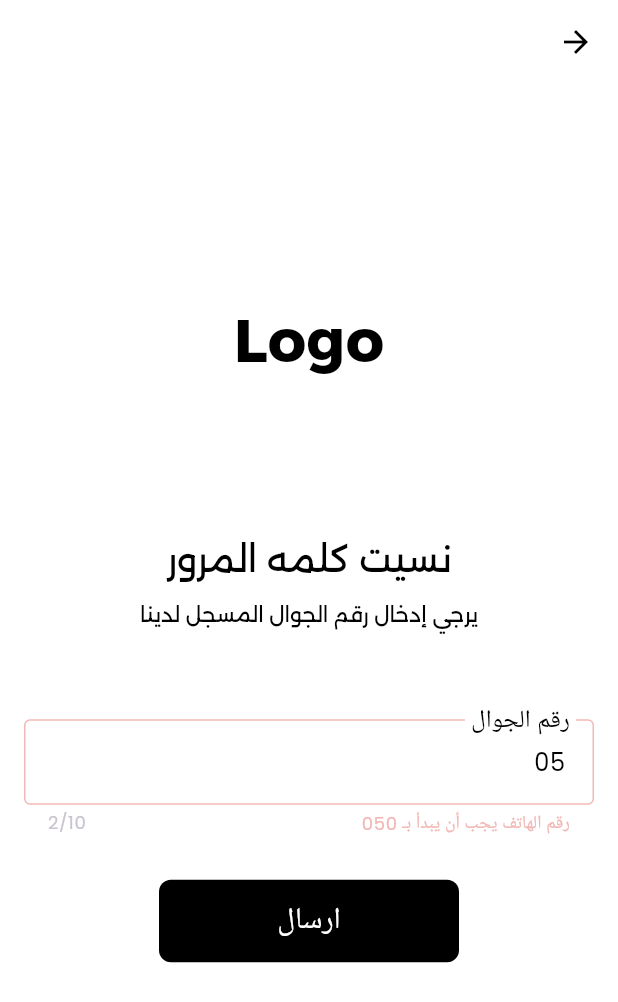
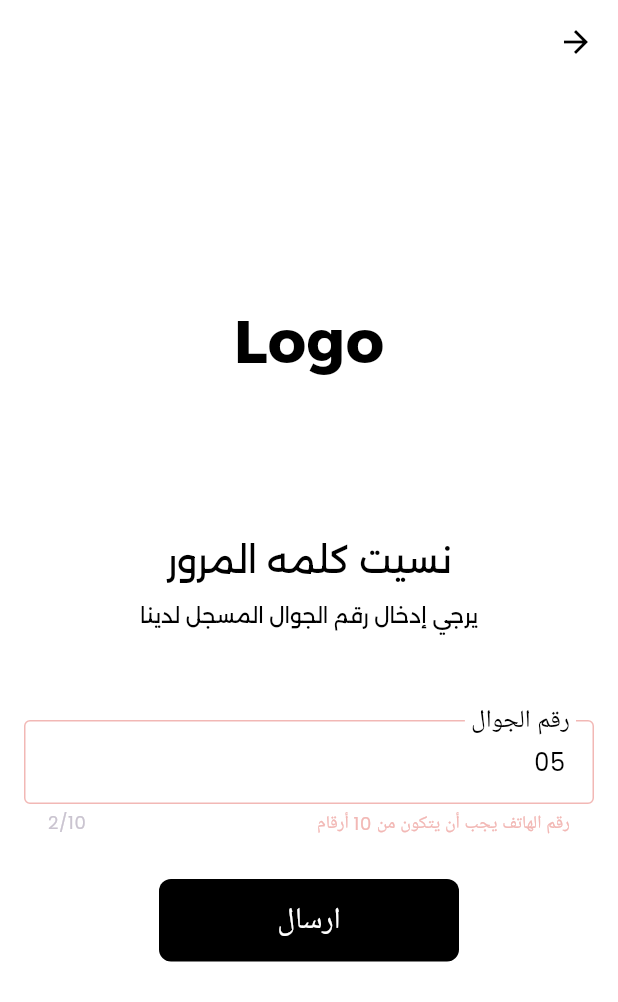
Before and after one commit to EslamElzaky/logo_traning, a Flutter app: the ForgetPassword screen opened by its route, after a tap on "ارسال", on a phone screen of 412 x 824 dp. Shown: the top 1002 px of the screen. Run offline on Flutter 3.47's test engine with Material 3 defaults, Android fonts, the phone set to English and light mode, and no system bars; our stand-ins replace bloc, carousel_slider, equatable, firebase_core, flutter_bloc, flutter_countdown_timer and 3 more; missing offline and left inert: offline_captcha; accounts and stored records are empty.

Commit message:
eidt bugs

```diff
--- a/lib/helper/api_servic.dart
+++ b/lib/helper/api_servic.dart
@@ -109,7 +109,7 @@ class ApiService {
   }
 
   Future<http.Response> forgetPassword(String phoneNumber) async {
-    final url = Uri.parse('$baseUrl/ar/Account/ForgetPassword');
+    final url = Uri.parse('$baseUrl/ar/Account/ForgotPassword');
     final response = await http.post(
       url,
       headers: headers,
--- a/lib/helper/custom_button.dart
+++ b/lib/helper/custom_button.dart
@@ -17,6 +17,7 @@ class CustomButton extends StatelessWidget {
   @override
   Widget build(BuildContext context) {
     return GestureDetector(
+
       onTap: onTap,
       child: Container(
         decoration: BoxDecoration(
--- a/lib/main.dart
+++ b/lib/main.dart
@@ -51,7 +51,7 @@ class MyApp extends StatelessWidget {
               'forgetPassword': (context) => ForgetPassword(),
               'resetpassword': (context) => ResetPassword(),
             },
-            initialRoute: 'homeView',
+            initialRoute:'loginpage' ,
           );
         },
       ),
--- a/lib/views/forget_password.dart
+++ b/lib/views/forget_password.dart
@@ -1,5 +1,6 @@
 import 'package:flutter/material.dart';
 import 'package:flutter/services.dart';
+import 'package:logo_app_traning/generated/l10n.dart';
 import 'package:logo_app_traning/helper/custom_button.dart';
 import 'package:logo_app_traning/helper/custom_text_field.dart';
 import 'package:logo_app_traning/helper/api_servic.dart';
@@ -25,9 +26,10 @@ class _ForgetPasswordState extends State<ForgetPassword> {
       );
 
       if (response.statusCode == 200) {
+         await ApiService().regenerateOtp(phoneController.text.trim());
         Navigator.pushNamed(
           context,
-          'verfiyPage',
+          'resetpassword',
           arguments: phoneController.text.trim(),
         );
       } else {
@@ -74,7 +76,7 @@ class _ForgetPasswordState extends State<ForgetPassword> {
                 ),
                 SizedBox(height: 100),
                 Text(
-                  'نسيت كلمه المرور',
+                  S.of(context).forget_pass,
                   style: TextStyle(
                     fontSize: 24,
                     fontWeight: FontWeight.normal,
@@ -84,7 +86,7 @@ class _ForgetPasswordState extends State<ForgetPassword> {
                 ),
                 SizedBox(height: 10),
                 Text(
-                  'يرجي إدخال رقم الجوال المسجل لدينا',
+                  S.of(context).regster_num,
                   style: TextStyle(
                     fontSize: 14,
 
@@ -94,34 +96,39 @@ class _ForgetPasswordState extends State<ForgetPassword> {
                 ),
                 SizedBox(height: 60),
              CustomFormTextField(
-                  hintText: 'يرجي إدخال رقم الجوال المسجل لدينا',
                     controller: phoneController,
                     keyboardType: TextInputType.phone,
                     onChanged: (data) {
                       if (!data.startsWith('05')) {
                         phoneController.text = '05';
+                      }
+
                       phoneController.selection = TextSelection.fromPosition(
                         TextPosition(offset: phoneController.text.length),
                       );
-                    } else if (data.length > 10) {
-                      phoneController.text = data.substring(0, 10);
+                      if (phoneController.text.length > 10) {
+                        phoneController.text = phoneController.text.substring(
+                          0,
+                          10,
+                        );
                         phoneController.selection = TextSelection.fromPosition(
                           TextPosition(offset: phoneController.text.length),
                         );
                       }
                     },
-                  labelText: 'رقم الجوال',
+                    labelText: S.of(context).phone_number,
                     maxLength: 10,
                     inputFormatters: [FilteringTextInputFormatter.digitsOnly],
                     validator: (value) {
-                    if (value == null || value.trim().isEmpty) {
-                      return 'رقم الهاتف مطلوب';
+
+                      if (value!.length >= 3) {
+                        String thirdDigit = value[2];
+                        if (thirdDigit == '0' || thirdDigit == '2') {
+                          return S.of(context).valaidat_num2 +thirdDigit;
                         }
-                    if (!value.startsWith('050')) {
-                      return 'رقم الهاتف يجب أن يبدأ بـ 050';
                       }
-                    if (value.length != 10) {
-                      return 'رقم الهاتف يجب أن يتكون من 10 أرقام';
+                      if (value.length < 10) {
+                        return S.of(context).valaidat_num1;
                       }
                       return null;
                     },
@@ -129,9 +136,10 @@ class _ForgetPasswordState extends State<ForgetPassword> {
                 SizedBox(height: 30),
                 CustomButton(
                   size: 200,
-                  text: 'ارسال',
+                  text: S.of(context).send,
                   onTap: () {
                     _forgetPassword();
+
                   },
                 ),
               ],
```
Also changed, not shown: lib/l10n/intl_ar.arb (+39 -19 lines), lib/l10n/intl_en.arb (+21 -1 lines), lib/views/login_page.dart (+35 -52 lines), lib/views/regester_page.dart (+20 -16 lines), lib/views/reset_password.dart (+11 -10 lines), lib/views/verfiy_page.dart (+25 -20 lines), lib/generated/intl/messages_ar.dart, lib/generated/intl/messages_en.dart, lib/generated/l10n.dart. Lines whose indentation alone changed are shown as unchanged.
